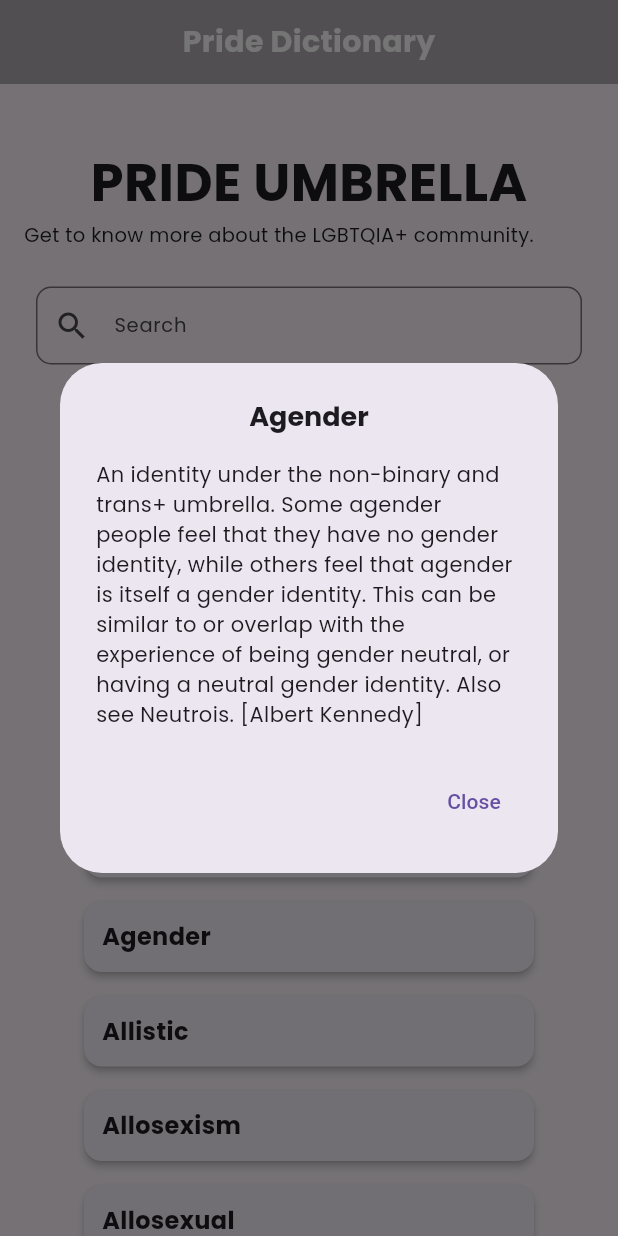
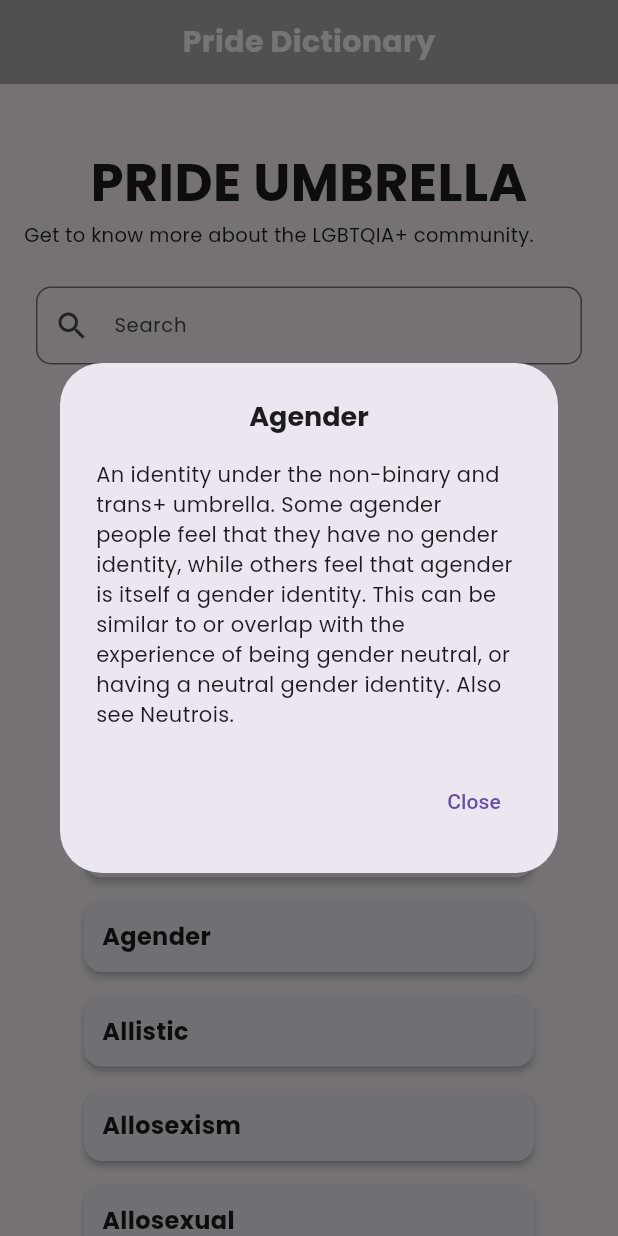
Before and after one commit to Olowap/LGBTQ-Hub, a Flutter app: the Dictionary screen opened directly, after a tap on "Agender", on a phone screen of 412 x 824 dp. Run offline on Flutter 3.47's test engine with Material 3 defaults, Android fonts, the phone set to English and light mode, and no system bars; our stand-ins replace google_fonts.

Commit message:
Letter B applied

```diff
--- a/app/lib/Dictionary.dart
+++ b/app/lib/Dictionary.dart
@@ -43,7 +43,7 @@ class _DictionaryState extends State<Dictionary> {
     {
       'title': 'Agender',
       'content':
-          'An identity under the non-binary and trans+ umbrella. Some agender people feel that they have no gender identity, while others feel that agender is itself a gender identity. This can be similar to or overlap with the experience of being gender neutral, or having a neutral gender identity. Also see Neutrois. [Albert Kennedy]'
+          'An identity under the non-binary and trans+ umbrella. Some agender people feel that they have no gender identity, while others feel that agender is itself a gender identity. This can be similar to or overlap with the experience of being gender neutral, or having a neutral gender identity. Also see Neutrois.'
     },
     {
       'title': 'Allistic',
@@ -90,7 +90,48 @@ class _DictionaryState extends State<Dictionary> {
       'content':
           'A neurological variation encompassing a wide range of presentations and experiences. Common characteristics of autism include repetitive behavior and differences in social interaction, interpersonal relationships, and communication. For some people, their gender identity is significantly tied to their identity as an autistic person.'
     },
+    {
+      'title': 'BDSM',
+      'content':
+          'Bondage and Discipline, Dominance and Submission, Sadism and Masochism. BDSM refers to a wide spectrum of activities and forms of interpersonal relationships. While not always overtly sexual in nature, the activities and relationships within a BDSM context are almost always eroticized by the participants in some fashion. Many of these practices fall outside of commonly held social norms regarding sexuality and human relationships.'
+    },
+    {
+      'title': 'Bear Community',
+      'content':
+          'A part of the queer community composed of queer cisgender, transgender, or gender variant men similar in physical looks and interests, most of them large, hairy, and on the masculine side of presentation. The community aims to provide spaces where one feels wanted, desired, and liked. It nourishes and values an individual’s process of making friends and learning self-care and self-love through the unity and support of the community. Bears, Cubs, Otters, Wolves, Chasers, Admirers and other wildlife comprise what has come to be known as the Brotherhood of Bears and/or the Bear community. See also: Ursula.'
+    },
+    {
+      'title': 'Bigender',
+      'content':
+          'Having two genders, exhibiting characteristics of masculine and feminine roles.'
+    },
+    {
+      'title': 'Binding',
+      'content':
+          'The process of reducing the appearance of breasts by wrapping or compressing the chest using various methods. Binding can be very gender-affirming for many people, however it must be done safely. Learn more about safe binding.'
+    },
+    {
+      'title': 'Biphobia',
+      'content':
+          'Oppression, discrimination and hatred toward those who identify as bisexual, pansexual, and omnisexual. Biphobia can be present in both the LGBTQ+ and broader community. See also Monosexism.'
+    },
+    {
+      'title': 'Bisexual/Bi',
+      'content':
+          'A person whose primary sexual and affectional orientation is toward people of the same and other genders, or towards people regardless of their gender. Some people may use bisexual and pansexual interchangeably.'
+    },
+    {
+      'title': 'BlaQ/BlaQueer',
+      'content':
+          'Folks of Black/African descent and/or from the African diaspora who recognize their queerness/LGBTQIA identity as a salient identity attached to their Blackness and vice versa.'
+    },
+    {
+      'title': 'Body Image',
+      'content':
+          'How a person feels, acts, and thinks about their body. Attitudes about our own body and bodies in general are shaped by our communities, families, cultures, media, and our own perceptions.'
+    },
   ];
+
   @override
   Widget build(BuildContext context) {
     return Scaffold(
```
